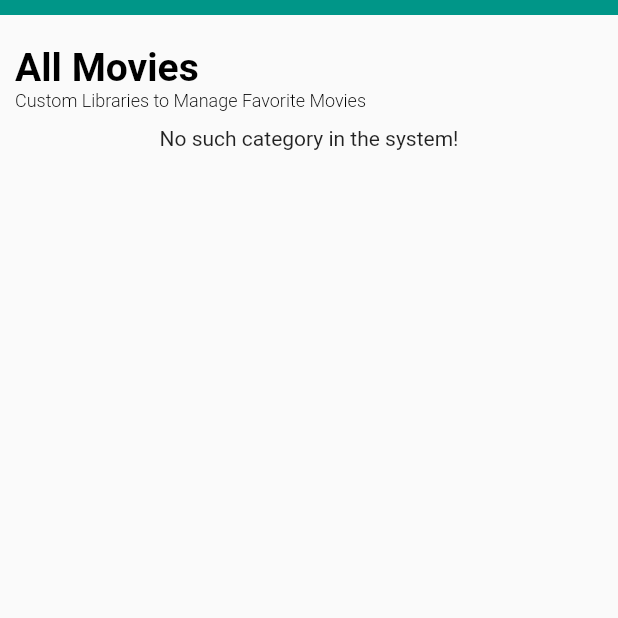
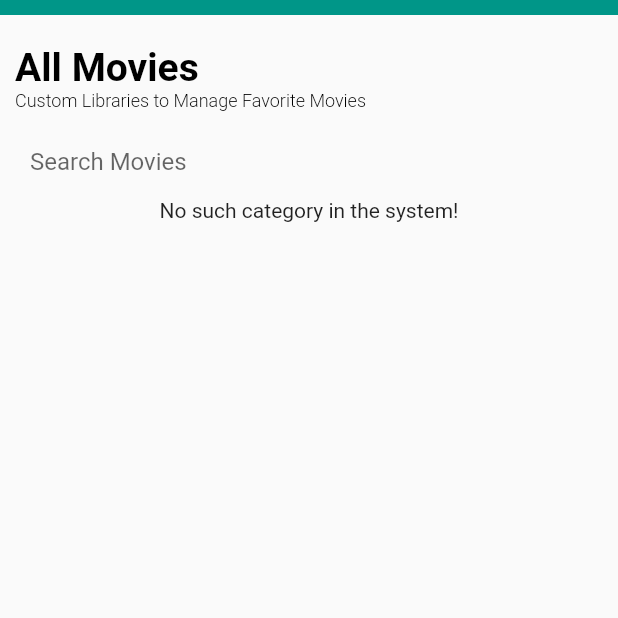
Before and after one commit to taneesha97/ctse_flutter_assignment, a Flutter app: the LongMovieCategory screen opened directly, on a phone screen of 412 x 824 dp, the top half of it. Run offline on Flutter 3.47's test engine with Material 2 defaults, Android fonts, the phone set to English and light mode, and no system bars; our stand-ins replace audioplayers, cloud_firestore, firebase_core, firebase_database, flutter_colorpicker, fluttertoast and 5 more; missing offline and left inert: reviews_slider; accounts and stored records are empty; Roboto replaces fonts that are missing (Montserrat).

Commit message:
Debouncer class added to the search list.

```diff
--- a/lib/components/movie/moviecategory/long_movie_category.dart
+++ b/lib/components/movie/moviecategory/long_movie_category.dart
@@ -1,3 +1,5 @@
+import 'dart:async';
+
 import 'package:cloud_firestore/cloud_firestore.dart';
 import 'package:ctse_assignment_1/models/movie_select_model.dart';
 import 'package:flutter/material.dart';
@@ -6,11 +8,13 @@ import 'package:provider/provider.dart';
 import '../../../models/movie.dart';
 import '../../../styles.dart';
 import '../../../util/crud_model.dart';
+import '../../../util/debouncer.dart';
 import '../moviecard/long_movie_card.dart';
 
 class LongMovieCategory extends StatefulWidget {
   final String category;
-  const LongMovieCategory({Key? key, required this.category}) : super(key: key);
+  String? searchTerm = "";
+  LongMovieCategory({Key? key, required this.category}) : super(key: key);
 
   @override
   State<LongMovieCategory> createState() => _LongMovieCategoryState();
@@ -26,17 +30,22 @@ class _LongMovieCategoryState extends State<LongMovieCategory> {
     // Custom Provider.
     Stream<List<SelectedMovieModel>> listMovies = Provider.of<CrudModel>(context).getListOfMoviesShort;
 
+    // Debouncer instance.
+    final _debouncer = Debouncer(milliseconds: 500);
 
     // Conditionally select the Provider Method.
     Stream<List<SelectedMovieModel>> movies1;
     if (widget.category == "All Movies"){
-      movies1 = Provider.of<CrudModel>(context).getListOfMoviesShort;
-      // Refactored Get Method for Searching.
+      if(widget.searchTerm != ""){
+        print(widget.searchTerm.toString() + "Search 1");
+        movies1 = Provider.of<CrudModel>(context).getListOfMoviesShortSearch(widget.searchTerm.toString());
+      } else {
+        print(widget.searchTerm.toString() + "Search 2");
+        movies1 = Provider.of<CrudModel>(context).getListOfMoviesShort;
+      }
 
     } else {
       movies1 = Provider.of<CrudModel>(context).getMoviesFromCategories(widget.category);
-      // Refactored Get Method for Searching.
-
     }
 
     return Scaffold(
@@ -69,6 +78,24 @@ class _LongMovieCategoryState extends State<LongMovieCategory> {
             ),
             SizedBox(
               height: 10,
+            ),
+
+            TextFormField(
+              style: TextStyle(color: Colors.blueAccent),
+              decoration: InputDecoration(
+                hintText: "Search Movies",
+                contentPadding: EdgeInsets.only(
+                  left: 10,
+                ),
+                border: InputBorder.none,
+              ),
+              onChanged: (value) {
+                setState(() {
+                  _debouncer.run((){
+                    widget.searchTerm = value;
+                  });
+                });
+              },
             ),
 
             Flexible(
--- /dev/null
+++ b/lib/util/debouncer.dart
@@ -0,0 +1,18 @@
+import 'dart:async';
+
+import 'package:flutter/cupertino.dart';
+
+class Debouncer{
+  final int milliseconds;
+  VoidCallback? action;
+  Timer? _timer = null;
+
+  Debouncer({required this.milliseconds});
+
+  run(VoidCallback action){
+    if (null != _timer){
+      _timer?.cancel();
+    }
+    _timer = Timer(Duration(milliseconds: milliseconds), action);
+  }
+}
```
Also changed, not shown: lib/util/crud_model.dart (+26 -20 lines).
